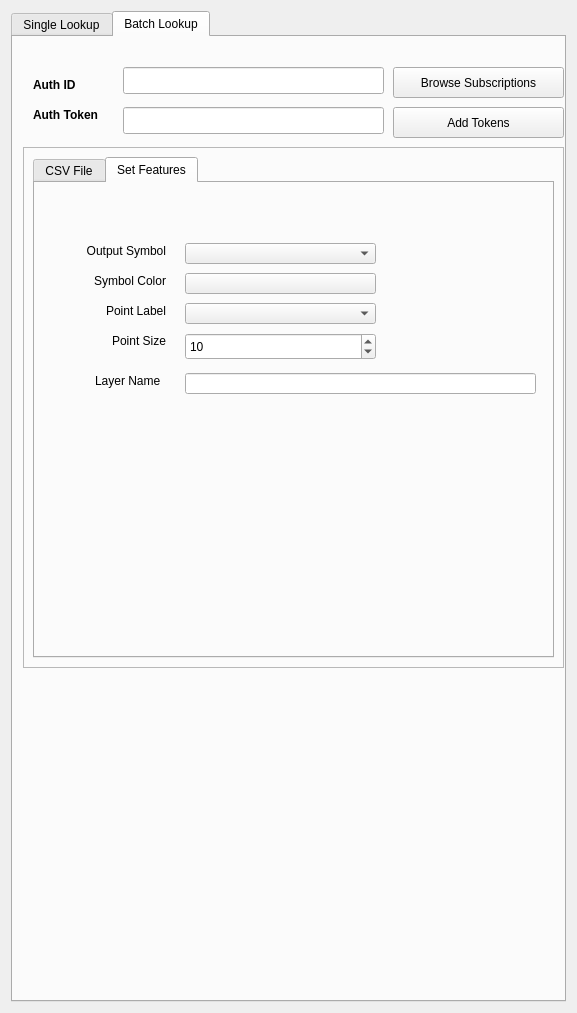
Qt form smarty/smarty_dialog_base.ui (smarty/qgis-plugin) before a commit.
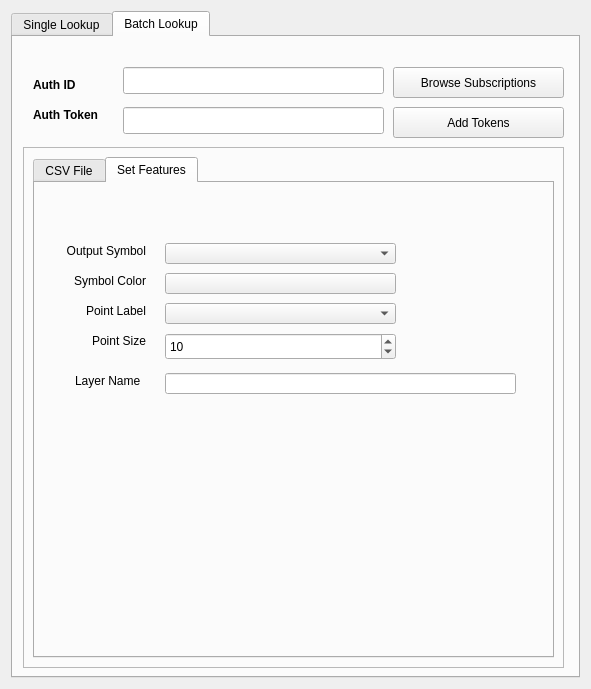
The same form after that commit. The open tabs and pages were chosen to show the change. Custom widgets are drawn as their Qt base class.

Diff of the .ui file:
```diff
--- a/smarty/smarty_dialog_base.ui
+++ b/smarty/smarty_dialog_base.ui
@@ -6,8 +6,8 @@
    <rect>
     <x>0</x>
     <y>0</y>
-    <width>577</width>
-    <height>1013</height>
+    <width>591</width>
+    <height>689</height>
    </rect>
   </property>
   <property name="windowTitle">
@@ -1759,7 +1759,7 @@
          <widget class="QLabel" name="label_9">
           <property name="geometry">
            <rect>
-            <x>30</x>
+            <x>10</x>
             <y>60</y>
             <width>101</width>
             <height>16</height>
@@ -1778,9 +1778,9 @@
          <widget class="QComboBox" name="symbol_drop_down">
           <property name="geometry">
            <rect>
-            <x>150</x>
+            <x>130</x>
             <y>60</y>
-            <width>191</width>
+            <width>231</width>
             <height>21</height>
            </rect>
           </property>
@@ -1788,7 +1788,7 @@
          <widget class="QLabel" name="label_10">
           <property name="geometry">
            <rect>
-            <x>40</x>
+            <x>20</x>
             <y>90</y>
             <width>91</width>
             <height>16</height>
@@ -1807,9 +1807,9 @@
          <widget class="QgsColorButton" name="symbol_color">
           <property name="geometry">
            <rect>
-            <x>150</x>
+            <x>130</x>
             <y>90</y>
-            <width>191</width>
+            <width>231</width>
             <height>21</height>
            </rect>
           </property>
@@ -1817,7 +1817,7 @@
          <widget class="QLabel" name="label_32">
           <property name="geometry">
            <rect>
-            <x>40</x>
+            <x>20</x>
             <y>120</y>
             <width>91</width>
             <height>16</height>
@@ -1830,9 +1830,9 @@
          <widget class="QComboBox" name="batch_point_label">
           <property name="geometry">
            <rect>
-            <x>150</x>
+            <x>130</x>
             <y>120</y>
-            <width>191</width>
+            <width>231</width>
             <height>21</height>
            </rect>
           </property>
@@ -1840,9 +1840,9 @@
          <widget class="QgsSpinBox" name="symbol_size_batch">
           <property name="geometry">
            <rect>
-            <x>150</x>
+            <x>130</x>
             <y>150</y>
-            <width>191</width>
+            <width>231</width>
             <height>27</height>
            </rect>
           </property>
@@ -1853,7 +1853,7 @@
          <widget class="QLabel" name="label_41">
           <property name="geometry">
            <rect>
-            <x>40</x>
+            <x>20</x>
             <y>150</y>
             <width>91</width>
             <height>16</height>
@@ -1866,7 +1866,7 @@
          <widget class="QLineEdit" name="layer_name_batch">
           <property name="geometry">
            <rect>
-            <x>150</x>
+            <x>130</x>
             <y>190</y>
             <width>351</width>
             <height>21</height>
@@ -1876,7 +1876,7 @@
          <widget class="QLabel" name="label_5">
           <property name="geometry">
            <rect>
-            <x>60</x>
+            <x>40</x>
             <y>190</y>
             <width>81</width>
             <height>16</height>
```
Left out of the diff: 2 changed lines with no effect on the pictures.
